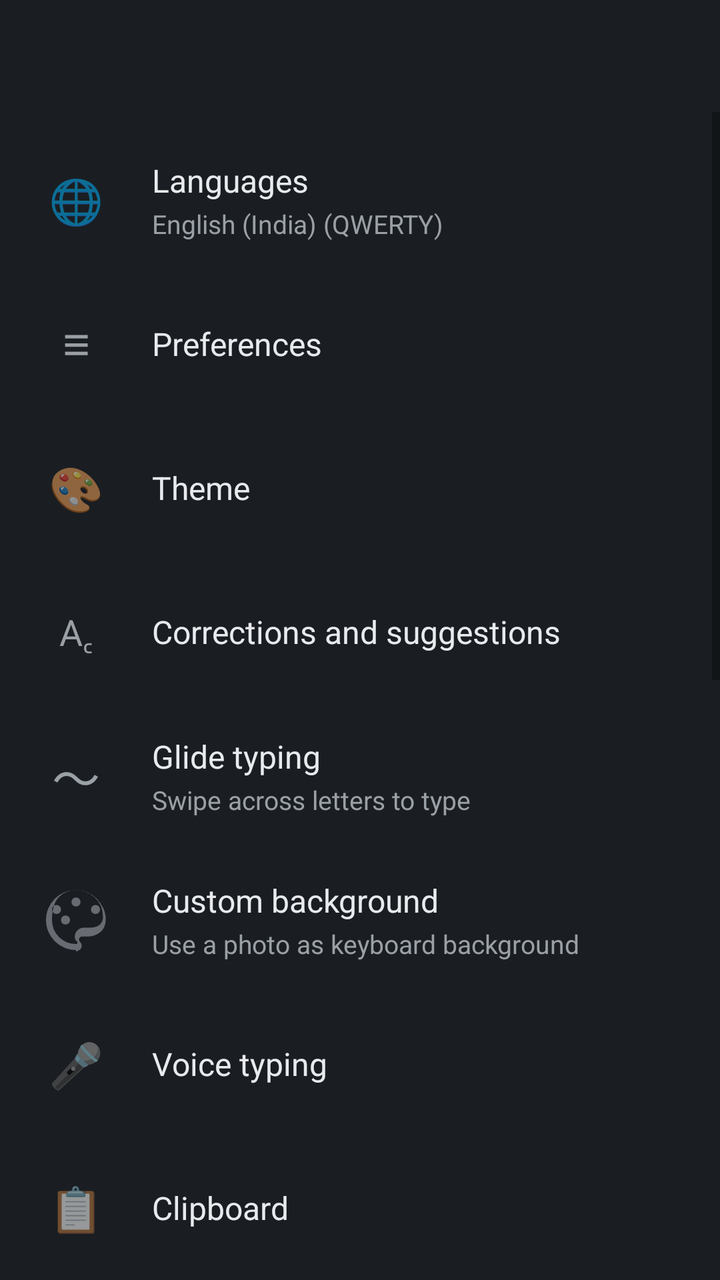
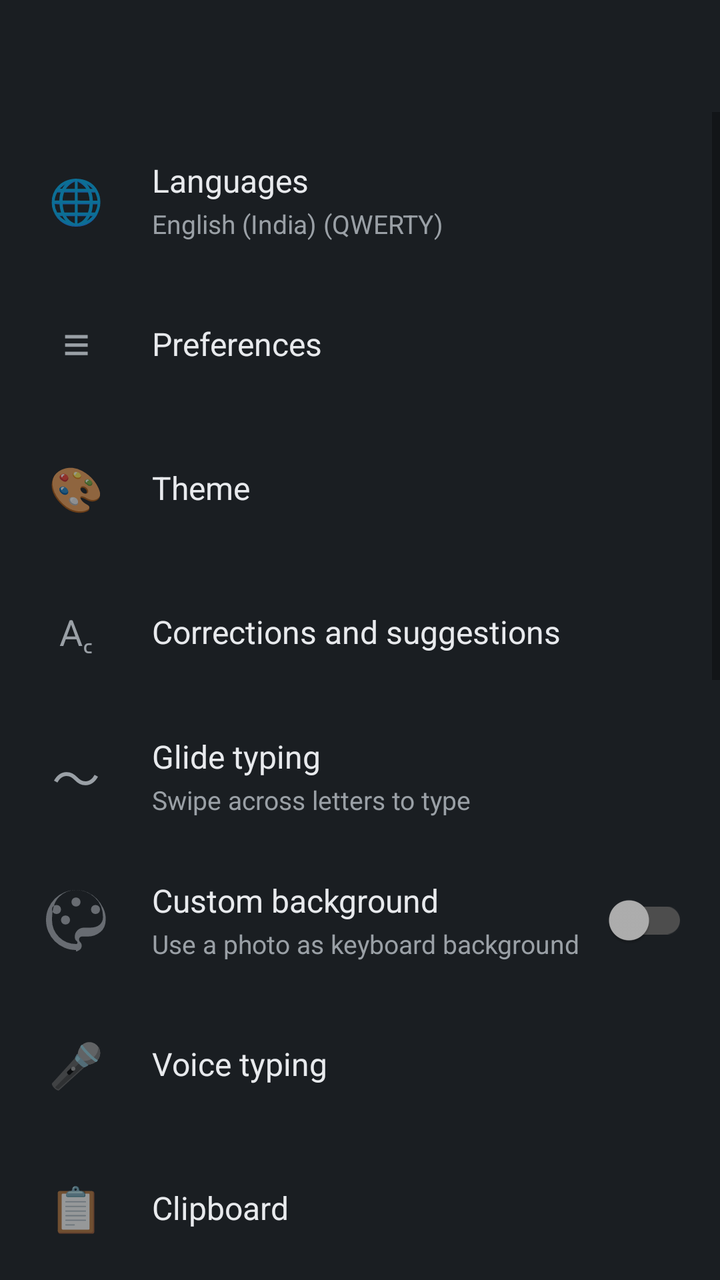

Before-and-after screenshots of an Android layout around one commit, followed by the original layout XML and the change that was made.
<!-- AndroidManifest.xml: activity theme Theme.MyApplication -->
<!-- res/layout/activity_keyboard_settings.xml -->
<?xml version="1.0" encoding="utf-8"?>
<LinearLayout
    xmlns:android="http://schemas.android.com/apk/res/android"
    xmlns:app="http://schemas.android.com/apk/res-auto"
    android:layout_width="match_parent"
    android:layout_height="match_parent"
    android:orientation="vertical"
    android:background="#1A1E22">

    
    <com.google.android.material.appbar.AppBarLayout
        android:layout_width="match_parent"
        android:layout_height="wrap_content"
        android:background="#1A1E22"
        app:elevation="0dp">

        <androidx.appcompat.widget.Toolbar
            android:id="@+id/toolbar"
            android:layout_width="match_parent"
            android:layout_height="?attr/actionBarSize"
            android:background="#1A1E22"
            app:titleTextColor="#FFFFFF"
            android:theme="@style/ThemeOverlay.AppCompat.Dark.ActionBar"/>

    </com.google.android.material.appbar.AppBarLayout>

    
    <ScrollView
        android:layout_width="match_parent"
        android:layout_height="match_parent"
        android:background="#1A1E22"
        android:fillViewport="true">

        <LinearLayout
            android:layout_width="match_parent"
            android:layout_height="wrap_content"
            android:orientation="vertical"
            android:paddingTop="8dp"
            android:paddingBottom="24dp">

            

            
            <LinearLayout
                android:id="@+id/row_languages"
                style="@android:style/Widget.Material.Button.Borderless"
                android:layout_width="match_parent"
                android:layout_height="72dp"
                android:orientation="horizontal"
                android:gravity="center_vertical"
                android:paddingStart="20dp"
                android:paddingEnd="16dp"
                android:background="?android:attr/selectableItemBackground">

                <TextView
                    android:layout_width="36dp"
                    android:layout_height="36dp"
                    android:text="🌐"
                    android:textSize="22sp"
                    android:gravity="center"/>

                <LinearLayout
                    android:layout_width="0dp"
                    android:layout_height="wrap_content"
                    android:layout_weight="1"
                    android:orientation="vertical"
                    android:paddingStart="20dp">

                    <TextView
                        android:layout_width="wrap_content"
                        android:layout_height="wrap_content"
                        android:text="Languages"
                        android:textColor="#E8EAED"
                        android:textSize="16sp"/>

                    <TextView
                        android:layout_width="wrap_content"
                        android:layout_height="wrap_content"
                        android:text="English (India) (QWERTY)"
                        android:textColor="#9AA0A6"
                        android:textSize="13sp"
                        android:paddingTop="2dp"/>
                </LinearLayout>
            </LinearLayout>

            
            <LinearLayout
                android:id="@+id/row_preferences"
                android:layout_width="match_parent"
                android:layout_height="72dp"
                android:orientation="horizontal"
                android:gravity="center_vertical"
                android:paddingStart="20dp"
                android:paddingEnd="16dp"
                android:background="?android:attr/selectableItemBackground">

                <TextView
                    android:layout_width="36dp"
                    android:layout_height="36dp"
                    android:text="≡"
                    android:textSize="24sp"
                    android:textColor="#9AA0A6"
                    android:gravity="center"/>

                <TextView
                    android:layout_width="0dp"
                    android:layout_height="wrap_content"
                    android:layout_weight="1"
                    android:text="Preferences"
                    android:textColor="#E8EAED"
                    android:textSize="16sp"
                    android:paddingStart="20dp"/>
            </LinearLayout>

            
            <LinearLayout
                android:id="@+id/row_theme"
                android:layout_width="match_parent"
                android:layout_height="72dp"
                android:orientation="horizontal"
                android:gravity="center_vertical"
                android:paddingStart="20dp"
                android:paddingEnd="16dp"
                android:background="?android:attr/selectableItemBackground">

                <TextView
                    android:layout_width="36dp"
                    android:layout_height="36dp"
                    android:text="🎨"
                    android:textSize="22sp"
                    android:gravity="center"/>

                <TextView
                    android:layout_width="0dp"
                    android:layout_height="wrap_content"
                    android:layout_weight="1"
                    android:text="Theme"
                    android:textColor="#E8EAED"
                    android:textSize="16sp"
                    android:paddingStart="20dp"/>
            </LinearLayout>

            
            <LinearLayout
                android:id="@+id/row_corrections"
                android:layout_width="match_parent"
                android:layout_height="72dp"
                android:orientation="horizontal"
                android:gravity="center_vertical"
                android:paddingStart="20dp"
                android:paddingEnd="16dp"
                android:background="?android:attr/selectableItemBackground">

                <TextView
                    android:layout_width="36dp"
                    android:layout_height="36dp"
                    android:text="A꜀"
                    android:textSize="18sp"
                    android:textColor="#9AA0A6"
                    android:gravity="center"/>

                <LinearLayout
                    android:layout_width="0dp"
                    android:layout_height="wrap_content"
                    android:layout_weight="1"
                    android:orientation="vertical"
                    android:paddingStart="20dp">

                    <TextView
                        android:layout_width="wrap_content"
                        android:layout_height="wrap_content"
                        android:text="Corrections and suggestions"
                        android:textColor="#E8EAED"
                        android:textSize="16sp"/>
                </LinearLayout>
            </LinearLayout>

            
            <LinearLayout
                android:id="@+id/row_glide"
                android:layout_width="match_parent"
                android:layout_height="72dp"
                android:orientation="horizontal"
                android:gravity="center_vertical"
                android:paddingStart="20dp"
                android:paddingEnd="16dp"
                android:background="?android:attr/selectableItemBackground">

                <TextView
                    android:layout_width="36dp"
                    android:layout_height="36dp"
                    android:text="〜"
                    android:textSize="24sp"
                    android:textColor="#9AA0A6"
                    android:gravity="center"/>

                <LinearLayout
                    android:layout_width="0dp"
                    android:layout_height="wrap_content"
                    android:layout_weight="1"
                    android:orientation="vertical"
                    android:paddingStart="20dp">

                    <TextView
                        android:layout_width="wrap_content"
                        android:layout_height="wrap_content"
                        android:text="Glide typing"
                        android:textColor="#E8EAED"
                        android:textSize="16sp"/>

                    <TextView
                        android:layout_width="wrap_content"
                        android:layout_height="wrap_content"
                        android:text="Swipe across letters to type"
                        android:textColor="#9AA0A6"
                        android:textSize="13sp"
                        android:paddingTop="2dp"/>
                </LinearLayout>
            </LinearLayout>

            
            <LinearLayout
                android:id="@+id/row_custom_bg_toggle"
                android:layout_width="match_parent"
                android:layout_height="72dp"
                android:orientation="horizontal"
                android:gravity="center_vertical"
                android:paddingStart="20dp"
                android:paddingEnd="16dp">

                <ImageView
                    android:layout_width="36dp"
                    android:layout_height="36dp"
                    android:src="@drawable/ic_palette"
                    android:tint="#9AA0A6"
                    android:scaleType="fitCenter"
                    android:contentDescription="Custom background"/>

                <LinearLayout
                    android:layout_width="0dp"
                    android:layout_height="wrap_content"
                    android:layout_weight="1"
                    android:orientation="vertical"
                    android:paddingStart="20dp">

                    <TextView
                        android:layout_width="wrap_content"
                        android:layout_height="wrap_content"
                        android:text="Custom background"
                        android:textColor="#E8EAED"
                        android:textSize="16sp"/>

                    <TextView
                        android:layout_width="wrap_content"
                        android:layout_height="wrap_content"
                        android:text="Use a photo as keyboard background"
                        android:textColor="#9AA0A6"
                        android:textSize="13sp"
                        android:paddingTop="2dp"/>
                </LinearLayout>

                <com.google.android.material.materialswitch.MaterialSwitch
                    android:id="@+id/switch_custom_bg"
                    android:layout_width="wrap_content"
                    android:layout_height="wrap_content"
                    android:checked="false"
                    app:trackTint="@color/switch_track_selector"
                    app:thumbTint="@color/switch_thumb_selector"/>

            </LinearLayout>

            
            <LinearLayout
                android:id="@+id/row_voice"
                android:layout_width="match_parent"
                android:layout_height="72dp"
                android:orientation="horizontal"
                android:gravity="center_vertical"
                android:paddingStart="20dp"
                android:paddingEnd="16dp"
                android:background="?android:attr/selectableItemBackground">

                <TextView
                    android:layout_width="36dp"
                    android:layout_height="36dp"
                    android:text="🎤"
                    android:textSize="22sp"
                    android:gravity="center"/>

                <TextView
                    android:layout_width="0dp"
                    android:layout_height="wrap_content"
                    android:layout_weight="1"
                    android:text="Voice typing"
                    android:textColor="#E8EAED"
                    android:textSize="16sp"
                    android:paddingStart="20dp"/>
            </LinearLayout>

            
            <LinearLayout
                android:id="@+id/row_clipboard"
                android:layout_width="match_parent"
                android:layout_height="72dp"
                android:orientation="horizontal"
                android:gravity="center_vertical"
                android:paddingStart="20dp"
                android:paddingEnd="16dp"
                android:background="?android:attr/selectableItemBackground">

                <TextView
                    android:layout_width="36dp"
                    android:layout_height="36dp"
                    android:text="📋"
                    android:textSize="22sp"
                    android:gravity="center"/>

                <TextView
                    android:layout_width="0dp"
                    android:layout_height="wrap_content"
                    android:layout_weight="1"
                    android:text="Clipboard"
                    android:textColor="#E8EAED"
                    android:textSize="16sp"
                    android:paddingStart="20dp"/>
            </LinearLayout>

            
            <LinearLayout
                android:id="@+id/row_dictionary"
                android:layout_width="match_parent"
                android:layout_height="72dp"
                android:orientation="horizontal"
                android:gravity="center_vertical"
                android:paddingStart="20dp"
                android:paddingEnd="16dp"
                android:background="?android:attr/selectableItemBackground">

                <TextView
                    android:layout_width="36dp"
                    android:layout_height="36dp"
                    android:text="📖"
                    android:textSize="22sp"
                    android:gravity="center"/>

                <LinearLayout
                    android:layout_width="0dp"
                    android:layout_height="wrap_content"
                    android:layout_weight="1"
                    android:orientation="vertical"
                    android:paddingStart="20dp">

                    <TextView
                        android:layout_width="wrap_content"
                        android:layout_height="wrap_content"
                        android:text="Dictionary"
                        android:textColor="#E8EAED"
                        android:textSize="16sp"/>

                    <TextView
                        android:layout_width="wrap_content"
                        android:layout_height="wrap_content"
                        android:text="Telugu (1159 entries)"
                        android:textColor="#9AA0A6"
                        android:textSize="13sp"
                        android:paddingTop="2dp"/>
                </LinearLayout>
            </LinearLayout>

            
            <LinearLayout
                android:id="@+id/row_emoji"
                android:layout_width="match_parent"
                android:layout_height="72dp"
                android:orientation="horizontal"
                android:gravity="center_vertical"
                android:paddingStart="20dp"
                android:paddingEnd="16dp"
                android:background="?android:attr/selectableItemBackground">

                <TextView
                    android:layout_width="36dp"
                    android:layout_height="36dp"
                    android:text="😊"
                    android:textSize="22sp"
                    android:gravity="center"/>

                <TextView
                    android:layout_width="0dp"
                    android:layout_height="wrap_content"
                    android:layout_weight="1"
                    android:text="Emojis, stickers and GIFs"
                    android:textColor="#E8EAED"
                    android:textSize="16sp"
                    android:paddingStart="20dp"/>
            </LinearLayout>

            
            <LinearLayout
                android:id="@+id/row_custom_bg"
                android:layout_width="match_parent"
                android:layout_height="72dp"
                android:orientation="horizontal"
                android:gravity="center_vertical"
                android:paddingStart="20dp"
                android:paddingEnd="16dp"
                android:background="?android:attr/selectableItemBackground">

                <TextView
                    android:layout_width="36dp"
                    android:layout_height="36dp"
                    android:text="🖼"
                    android:textSize="22sp"
                    android:gravity="center"/>

                <LinearLayout
                    android:layout_width="0dp"
                    android:layout_height="wrap_content"
                    android:layout_weight="1"
                    android:orientation="vertical"
                    android:paddingStart="20dp">

                    <TextView
                        android:layout_width="wrap_content"
                        android:layout_height="wrap_content"
                        android:text="Custom photo background"
                        android:textColor="#E8EAED"
                        android:textSize="16sp"/>

                    <TextView
                        android:layout_width="wrap_content"
                        android:layout_height="wrap_content"
                        android:id="@+id/tv_custom_bg_status"
                        android:text="Disabled"
                        android:textColor="#9AA0A6"
                        android:textSize="13sp"
                        android:paddingTop="2dp"/>
                </LinearLayout>
            </LinearLayout>

            
            <LinearLayout
                android:id="@+id/row_resize"
                android:layout_width="match_parent"
                android:layout_height="72dp"
                android:orientation="horizontal"
                android:gravity="center_vertical"
                android:paddingStart="20dp"
                android:paddingEnd="16dp"
                android:background="?android:attr/selectableItemBackground">

                <TextView
                    android:layout_width="36dp"
                    android:layout_height="36dp"
                    android:text="⤢"
                    android:textSize="22sp"
                    android:textColor="#9AA0A6"
                    android:gravity="center"/>

                <LinearLayout
                    android:layout_width="0dp"
                    android:layout_height="wrap_content"
                    android:layout_weight="1"
                    android:orientation="vertical"
                    android:paddingStart="20dp">

                    <TextView
                        android:layout_width="wrap_content"
                        android:layout_height="wrap_content"
                        android:text="Resize keyboard"
                        android:textColor="#E8EAED"
                        android:textSize="16sp"/>

                    <TextView
                        android:layout_width="wrap_content"
                        android:layout_height="wrap_content"
                        android:text="Long-press toolbar to resize"
                        android:textColor="#9AA0A6"
                        android:textSize="13sp"
                        android:paddingTop="2dp"/>
                </LinearLayout>
            </LinearLayout>

            
            <View android:layout_width="match_parent" android:layout_height="1dp"
                android:background="#2D3136" android:layout_marginVertical="8dp"/>

            
            <LinearLayout
                android:id="@+id/row_privacy"
                android:layout_width="match_parent"
                android:layout_height="72dp"
                android:orientation="horizontal"
                android:gravity="center_vertical"
                android:paddingStart="20dp"
                android:paddingEnd="16dp"
                android:background="?android:attr/selectableItemBackground">

                <TextView
                    android:layout_width="36dp"
                    android:layout_height="36dp"
                    android:text="🛡"
                    android:textSize="22sp"
                    android:gravity="center"/>

                <TextView
                    android:layout_width="0dp"
                    android:layout_height="wrap_content"
                    android:layout_weight="1"
                    android:text="Privacy"
                    android:textColor="#E8EAED"
                    android:textSize="16sp"
                    android:paddingStart="20dp"/>
            </LinearLayout>

            
            <LinearLayout
                android:id="@+id/row_rate"
                android:layout_width="match_parent"
                android:layout_height="72dp"
                android:orientation="horizontal"
                android:gravity="center_vertical"
                android:paddingStart="20dp"
                android:paddingEnd="16dp"
                android:background="?android:attr/selectableItemBackground">

                <TextView
                    android:layout_width="36dp"
                    android:layout_height="36dp"
                    android:text="⭐"
                    android:textSize="22sp"
                    android:gravity="center"/>

                <TextView
                    android:layout_width="0dp"
                    android:layout_height="wrap_content"
                    android:layout_weight="1"
                    android:text="Rate us"
                    android:textColor="#E8EAED"
                    android:textSize="16sp"
                    android:paddingStart="20dp"/>
            </LinearLayout>

            
            <LinearLayout
                android:id="@+id/row_about"
                android:layout_width="match_parent"
                android:layout_height="72dp"
                android:orientation="horizontal"
                android:gravity="center_vertical"
                android:paddingStart="20dp"
                android:paddingEnd="16dp"
                android:background="?android:attr/selectableItemBackground">

                <TextView
                    android:layout_width="36dp"
                    android:layout_height="36dp"
                    android:text="ℹ"
                    android:textSize="22sp"
                    android:textColor="#9AA0A6"
                    android:gravity="center"/>

                <LinearLayout
                    android:layout_width="0dp"
                    android:layout_height="wrap_content"
                    android:layout_weight="1"
                    android:orientation="vertical"
                    android:paddingStart="20dp">

                    <TextView
                        android:layout_width="wrap_content"
                        android:layout_height="wrap_content"
                        android:text="About"
                        android:textColor="#E8EAED"
                        android:textSize="16sp"/>

                    <TextView
                        android:layout_width="wrap_content"
                        android:layout_height="wrap_content"
                        android:text="BabelKey v1.0"
                        android:textColor="#9AA0A6"
                        android:textSize="13sp"
                        android:paddingTop="2dp"/>
                </LinearLayout>
            </LinearLayout>

            
            <LinearLayout
                android:id="@+id/row_help"
                android:layout_width="match_parent"
                android:layout_height="72dp"
                android:orientation="horizontal"
                android:gravity="center_vertical"
                android:paddingStart="20dp"
                android:paddingEnd="16dp"
                android:background="?android:attr/selectableItemBackground">

                <TextView
                    android:layout_width="36dp"
                    android:layout_height="36dp"
                    android:text="❓"
                    android:textSize="22sp"
                    android:gravity="center"/>

                <TextView
                    android:layout_width="0dp"
                    android:layout_height="wrap_content"
                    android:layout_weight="1"
                    android:text="Help and feedback"
                    android:textColor="#E8EAED"
                    android:textSize="16sp"
                    android:paddingStart="20dp"/>
            </LinearLayout>

        </LinearLayout>
    </ScrollView>

</LinearLayout>
<!-- resources referenced by this layout -->
<resources>
  <!-- drawable ic_palette (drawable) -->
  <?xml version="1.0" encoding="utf-8"?>
  <vector xmlns:android="http://schemas.android.com/apk/res/android"
      android:width="24dp" android:height="24dp"
      android:viewportWidth="960" android:viewportHeight="960">
      <path android:fillColor="?attr/colorControlNormal"
          android:pathData="M480,880q-83,0-156-31.5T197,763q-54-54-85.5-127T80,480q0-83,31.5-156T197,197q54-54,127-85.5T480,80q83,0,154,31.5t123,85T844,323.5T876,477q0,106-72.5,164.5T640,700h-80q-17,0-28.5,11.5T520,740q0,23,18,37.5t18,42.5q0,41-31,60.5T480,900ZM480,800q10,0,15-5t5-13q0-14-18-28t-18-53q0-50,36.5-84.5T588,582h80q82,0,127-38.5T840,440q0-160-109-260T480,80q-134,0-227,93T160,480q0,134,93,227T480,800ZM340,540q26,0,43-17t17-43q0-26-17-43t-43-17q-26,0-43,17t-17,43q0,26,17,43t43,17ZM220,400q26,0,43-17t17-43q0-26-17-43t-43-17q-26,0-43,17t-17,43q0,26,17,43t43,17ZM480,300q26,0,43-17t17-43q0-26-17-43t-43-17q-26,0-43,17t-17,43q0,26,17,43t43,17ZM740,400q26,0,43-17t17-43q0-26-17-43t-43-17q-26,0-43,17t-17,43q0,26,17,43t43,17ZM480,480Z"/>
  </vector>
  <style name="Theme.MyApplication" parent="Theme.MaterialComponents.DayNight.NoActionBar">
          <item name="colorPrimary">@color/key_preview_bg</item>
      </style>
  <color name="key_preview_bg">#2B2D31</color>
</resources>

<!-- the commit's change to res/layout/activity_keyboard_settings.xml (unified diff, before → after) -->
@@ -259,7 +259,7 @@
                         android:paddingTop="2dp"/>
                 </LinearLayout>
 
-                <com.google.android.material.materialswitch.MaterialSwitch
+                <androidx.appcompat.widget.SwitchCompat
                     android:id="@+id/switch_custom_bg"
                     android:layout_width="wrap_content"
                     android:layout_height="wrap_content"
